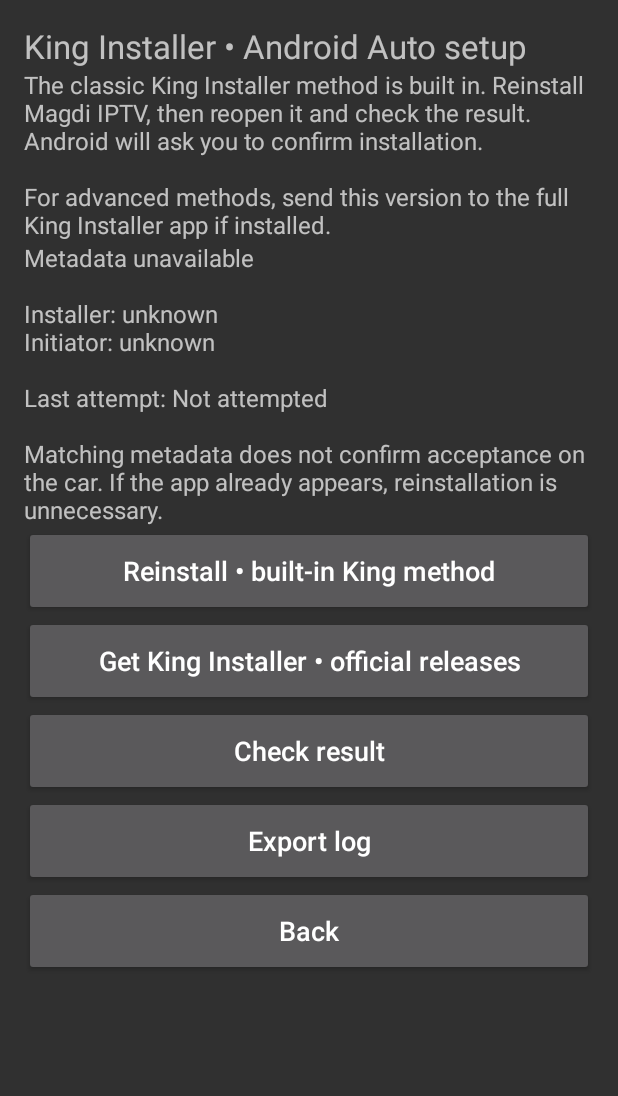
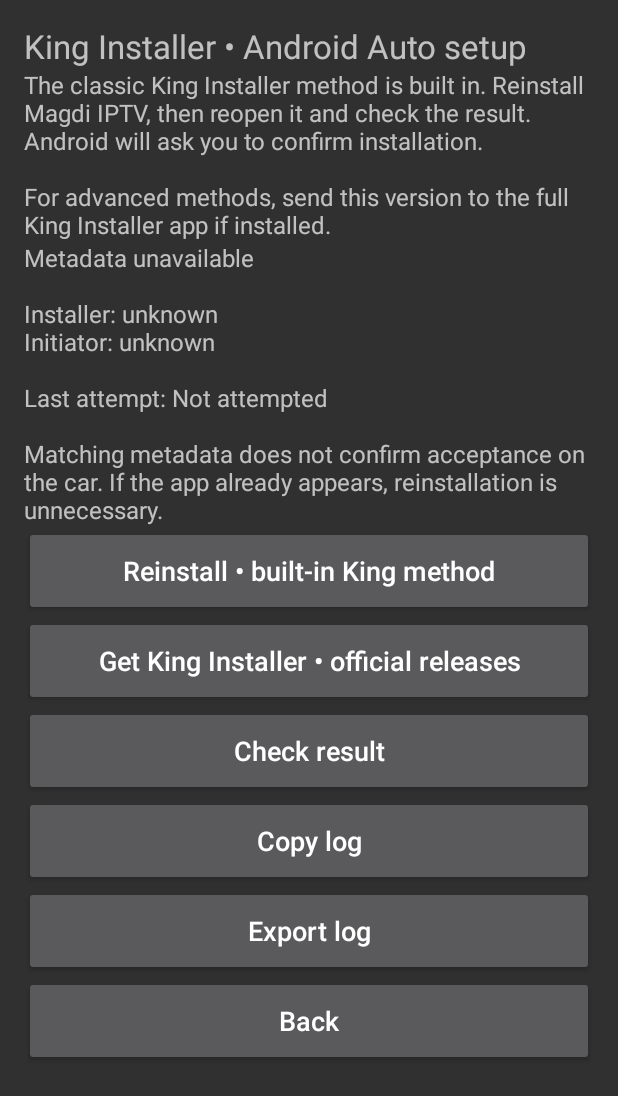
Before and after one commit to moustafamagdi/MagdiIPTV, an Android app: the InstallSetupActivity screen opened directly, with no data from a screen before it, after a tap on "Export log", on a phone screen of 412 x 824 dp. Shown: the top 1096 px of the screen. Run offline under Robolectric (Android 15) with nearby library versions, the phone set to English and light mode, and no system bars.

Commit message:
Add clipboard copy alongside diagnostic export

```diff
--- a/app/build.gradle
+++ b/app/build.gradle
@@ -4,7 +4,7 @@ android {
  namespace 'com.magdi.iptv'
  compileSdk 36
  buildToolsVersion '36.0.0'
- defaultConfig { applicationId 'com.magdi.iptv'; minSdk 30; targetSdk 36; versionCode 2; versionName '0.1.1-preview' }
+ defaultConfig { applicationId 'com.magdi.iptv'; minSdk 30; targetSdk 36; versionCode 3; versionName '0.1.2-preview' }
  signingConfigs { personal { storeFile rootProject.file('.private/signing/magdi-release.p12'); storePassword System.getenv('MAGDI_STORE_PASSWORD'); keyAlias 'magdi-mirror'; keyPassword System.getenv('MAGDI_STORE_PASSWORD') } }
  buildTypes { release { if(hasPersonalSigning) signingConfig signingConfigs.personal }; debug { if(hasPersonalSigning) signingConfig signingConfigs.personal } }
  testOptions { unitTests.includeAndroidResources = true }
--- a/app/src/main/java/com/magdi/iptv/Diagnostics.java
+++ b/app/src/main/java/com/magdi/iptv/Diagnostics.java
@@ -12,7 +12,33 @@ public final class Diagnostics extends Application {
  public void onCreate(){super.onCreate();app=this;event("Process started; version="+version(getPackageName()));InstallSetup.observe(this,"process start");}
  static void event(String message){android.util.Log.i("MagdiIPTV",message);final String line=new SimpleDateFormat("yyyy-MM-dd HH:mm:ss.SSS",Locale.US).format(new Date())+" "+message+"\n";io.execute(()->{try{File f=new File(app.getFilesDir(),"diagnostics.txt");if(f.length()>262144){File old=new File(app.getFilesDir(),"diagnostics.previous.txt");if(old.exists()&&!old.delete())return;if(!f.renameTo(old))return;}try(FileOutputStream out=new FileOutputStream(f,true)){out.write(line.getBytes("UTF-8"));}}catch(IOException ignored){}});}
  static String version(String pkg){try{return app.getPackageManager().getPackageInfo(pkg,0).versionName;}catch(Exception e){return "unavailable";}}
- static void export(android.app.Activity activity){InstallSetup.observe(activity,"export");event("Export requested");io.execute(()->{try{File dir=new File(app.getCacheDir(),"reports");if(!dir.exists()&&!dir.mkdirs())throw new IOException();File report=new File(dir,"Magdi-IPTV-diagnostics.txt");try(OutputStream out=new FileOutputStream(report)){String header="Magdi IPTV "+version(app.getPackageName())+"\nDevice: "+Build.MANUFACTURER+" "+Build.MODEL+"\nAndroid: "+Build.VERSION.RELEASE+" API "+Build.VERSION.SDK_INT+"\nSecurity patch: "+Build.VERSION.SECURITY_PATCH+"\nAndroid Auto: "+version("com.google.android.projection.gearhead")+"\nWebView: "+(android.webkit.WebView.getCurrentWebViewPackage()==null?"unknown":android.webkit.WebView.getCurrentWebViewPackage().versionName)+"\nLanguage: "+Locale.getDefault().toLanguageTag()+"\n"+InstallSetup.report(app)+"App-only diagnostic events; not Android Auto/system logcat. Video samples are page observations, not proof of audible sound. Blocked navigation logs include scheme and hostname only. No full URLs, titles, cookies or credentials recorded.\n\n";out.write(header.getBytes("UTF-8"));for(String n:new String[]{"diagnostics.previous.txt","diagnostics.txt"}){File f=new File(app.getFilesDir(),n);if(f.exists())try(InputStream in=new FileInputStream(f)){byte[] b=new byte[8192];int count;while((count=in.read(b))!=-1)out.write(b,0,count);}}}
- activity.runOnUiThread(()->{if(activity.isFinishing())return;try{android.net.Uri uri=android.support.v4.content.FileProvider.getUriForFile(activity,activity.getPackageName()+".reports",report);Intent share=new Intent(Intent.ACTION_SEND).setType("text/plain").putExtra(Intent.EXTRA_STREAM,uri).addFlags(Intent.FLAG_GRANT_READ_URI_PERMISSION);share.setClipData(ClipData.newRawUri("Diagnostics",uri));activity.startActivity(Intent.createChooser(share,"Magdi IPTV diagnostics"));}catch(RuntimeException e){android.widget.Toast.makeText(activity,"Unable to share report",android.widget.Toast.LENGTH_LONG).show();}});
- }catch(Exception e){activity.runOnUiThread(()->android.widget.Toast.makeText(activity,"Export failed; please retry",android.widget.Toast.LENGTH_LONG).show());}});}
+ // Both actions use the same bounded report, including device and installation details.
+ // Keep the clipboard payload comfortably below Android's Binder transaction limit.
+ static String report() throws IOException {
+  String header="Magdi IPTV "+version(app.getPackageName())+"\nDevice: "+Build.MANUFACTURER+" "+Build.MODEL+"\nAndroid: "+Build.VERSION.RELEASE+" API "+Build.VERSION.SDK_INT+"\nSecurity patch: "+Build.VERSION.SECURITY_PATCH+"\nAndroid Auto: "+version("com.google.android.projection.gearhead")+"\nWebView: "+(android.webkit.WebView.getCurrentWebViewPackage()==null?"unknown":android.webkit.WebView.getCurrentWebViewPackage().versionName)+"\nLanguage: "+Locale.getDefault().toLanguageTag()+"\n"+InstallSetup.report(app)+"App-only diagnostic events; not Android Auto/system logcat. Video samples are page observations, not proof of audible sound. Blocked navigation logs include scheme and hostname only. No full URLs, titles, cookies or credentials recorded.\n\n";
+  StringBuilder events=new StringBuilder();
+  for(String name:new String[]{"diagnostics.previous.txt","diagnostics.txt"}){
+   File file=new File(app.getFilesDir(),name);
+   if(file.exists())try(Reader reader=new InputStreamReader(new FileInputStream(file),java.nio.charset.StandardCharsets.UTF_8)){char[] buffer=new char[8192];int count;while((count=reader.read(buffer))!=-1)events.append(buffer,0,count);}
+  }
+  if(events.length()>180000){int start=events.length()-180000;int newline=events.indexOf("\n",start);if(newline>=0&&newline<events.length()-1)start=newline+1;else if(Character.isLowSurrogate(events.charAt(start)))start++;return header+"[Older log entries omitted to keep the report within clipboard limits.]\n"+events.substring(start);}
+  return header+events;
+ }
+ static void copy(android.app.Activity activity,boolean ar){deliver(activity,true,ar);}
+ static void export(android.app.Activity activity,boolean ar){deliver(activity,false,ar);}
+ private static void toast(android.app.Activity activity,String text){android.widget.Toast.makeText(activity,text,android.widget.Toast.LENGTH_LONG).show();}
+ private static void deliver(android.app.Activity activity,boolean copy,boolean ar){
+  InstallSetup.observe(activity,copy?"copy":"export");event(copy?"Copy requested":"Export requested");
+  io.execute(()->{try{
+   String text=report();File file=new File(app.getCacheDir(),"reports/Magdi-IPTV-diagnostics.txt");
+   if(!copy){File directory=file.getParentFile();if(!directory.exists()&&!directory.mkdirs())throw new IOException();try(Writer writer=new OutputStreamWriter(new FileOutputStream(file),java.nio.charset.StandardCharsets.UTF_8)){writer.write(text);}}
+   activity.runOnUiThread(()->{
+    if(activity.isFinishing()||activity.isDestroyed())return;
+    try{
+     if(copy){ClipboardManager clipboard=(ClipboardManager)activity.getSystemService(Context.CLIPBOARD_SERVICE);if(clipboard==null)throw new IllegalStateException();clipboard.setPrimaryClip(ClipData.newPlainText("Magdi IPTV diagnostics",text));toast(activity,ar?"تم نسخ سجل التشخيص":"Diagnostics copied");}
+     else{android.net.Uri uri=android.support.v4.content.FileProvider.getUriForFile(activity,activity.getPackageName()+".reports",file);Intent share=new Intent(Intent.ACTION_SEND).setType("text/plain").putExtra(Intent.EXTRA_STREAM,uri).addFlags(Intent.FLAG_GRANT_READ_URI_PERMISSION);share.setClipData(ClipData.newRawUri("Diagnostics",uri));activity.startActivity(Intent.createChooser(share,ar?"تصدير سجل التشخيص":"Magdi IPTV diagnostics"));}
+    }catch(RuntimeException e){toast(activity,copy?(ar?"تعذّر النسخ. جرّب تصدير السجل.":"Copy failed. Try exporting the log."):(ar?"تعذّر تصدير السجل. حاول مجددًا.":"Export failed. Please retry."));}
+   });
+  }catch(Exception e){activity.runOnUiThread(()->{if(!activity.isFinishing()&&!activity.isDestroyed())toast(activity,ar?"تعذّر تجهيز السجل. حاول مجددًا.":"Unable to prepare diagnostics. Please retry.");});}});
+ }
 }
--- a/app/src/main/java/com/magdi/iptv/InstallSetupActivity.java
+++ b/app/src/main/java/com/magdi/iptv/InstallSetupActivity.java
@@ -21,7 +21,8 @@ public final class InstallSetupActivity extends Activity {
   install=action(panel,ar?"إعادة التثبيت • King المدمج":"Reinstall • built-in King method",()->prepare(false));
   king=action(panel,"King Installer",()->{if(InstallSetup.kingAvailable(this)){new android.app.AlertDialog.Builder(this).setMessage(ar?"سيُرسل ملف التطبيق الحالي إلى King Installer. إذا كانت نسختك شخصية، فالملف يتضمن إعداد حسابك الأول.":"Send the current APK to King Installer. A personal APK includes its first-run account settings.").setNegativeButton(ar?"إلغاء":"Cancel",null).setPositiveButton(ar?"متابعة":"Continue",(d,w)->prepare(true)).show();}else{try{startActivity(new Intent(Intent.ACTION_VIEW,Uri.parse(InstallSetup.KING_RELEASES)));}catch(RuntimeException e){fail(e);}}});
   action(panel,ar?"فحص النتيجة":"Check result",()->{InstallSetup.observe(this,"manual check");refresh();});
-  action(panel,ar?"تصدير اللوج":"Export log",()->Diagnostics.export(this));
+  action(panel,ar?"نسخ اللوج":"Copy log",()->Diagnostics.copy(this,ar));
+  action(panel,ar?"تصدير اللوج":"Export log",()->Diagnostics.export(this,ar));
   action(panel,ar?"رجوع":"Back",this::finish);
  }
  private Button action(LinearLayout panel,String label,Runnable run){Button b=new Button(this);b.setText(label);b.setTextSize(18);b.setAllCaps(false);b.setMinHeight((int)(60*getResources().getDisplayMetrics().density));panel.addView(b,new LinearLayout.LayoutParams(-1,-2));b.setOnClickListener(v->run.run());return b;}
--- a/app/src/main/java/com/magdi/iptv/PlayerView.java
+++ b/app/src/main/java/com/magdi/iptv/PlayerView.java
@@ -74,9 +74,9 @@ public final class PlayerView extends FrameLayout {
     JSONObject answer=new JSONObject();
     try{
      JSONObject args=new JSONObject(payload);Object value;
-     if("environment".equals(method))value=new JSONObject().put("car",!phone).put("version","0.1.1").put("background",background);
+     if("environment".equals(method))value=new JSONObject().put("car",!phone).put("version","0.1.2").put("background",background);
      else if("background".equals(method)){boolean enabled=args.getBoolean("enabled");getContext().getSharedPreferences("iptv",0).edit().putBoolean("backgroundAudio",enabled).apply();timer.post(()->{background=enabled;if(!enabled)PlaybackService.release(PlayerView.this);});value=enabled;}
-     else if("logs".equals(method)){timer.post(()->{if(phone)Diagnostics.export((android.app.Activity)getContext());});value=true;}
+     else if("logs".equals(method)||"copyLogs".equals(method)){boolean copy="copyLogs".equals(method),ar="ar".equals(args.optString("language","ar"));timer.post(()->{if(phone){android.app.Activity activity=(android.app.Activity)getContext();if(copy)Diagnostics.copy(activity,ar);else Diagnostics.export(activity,ar);}});value=true;}
      else if("setup".equals(method)){String language=args.optString("language","ar");timer.post(()->{if(phone)getContext().startActivity(new Intent(getContext(),InstallSetupActivity.class).putExtra("language",language));});value=true;}
      else value=portal.call(method,args);
      answer.put("ok",true).put("value",value==null?JSONObject.NULL:value);
```
Also changed, not shown: app/src/main/assets/www/licenses.txt, 8 other files.
